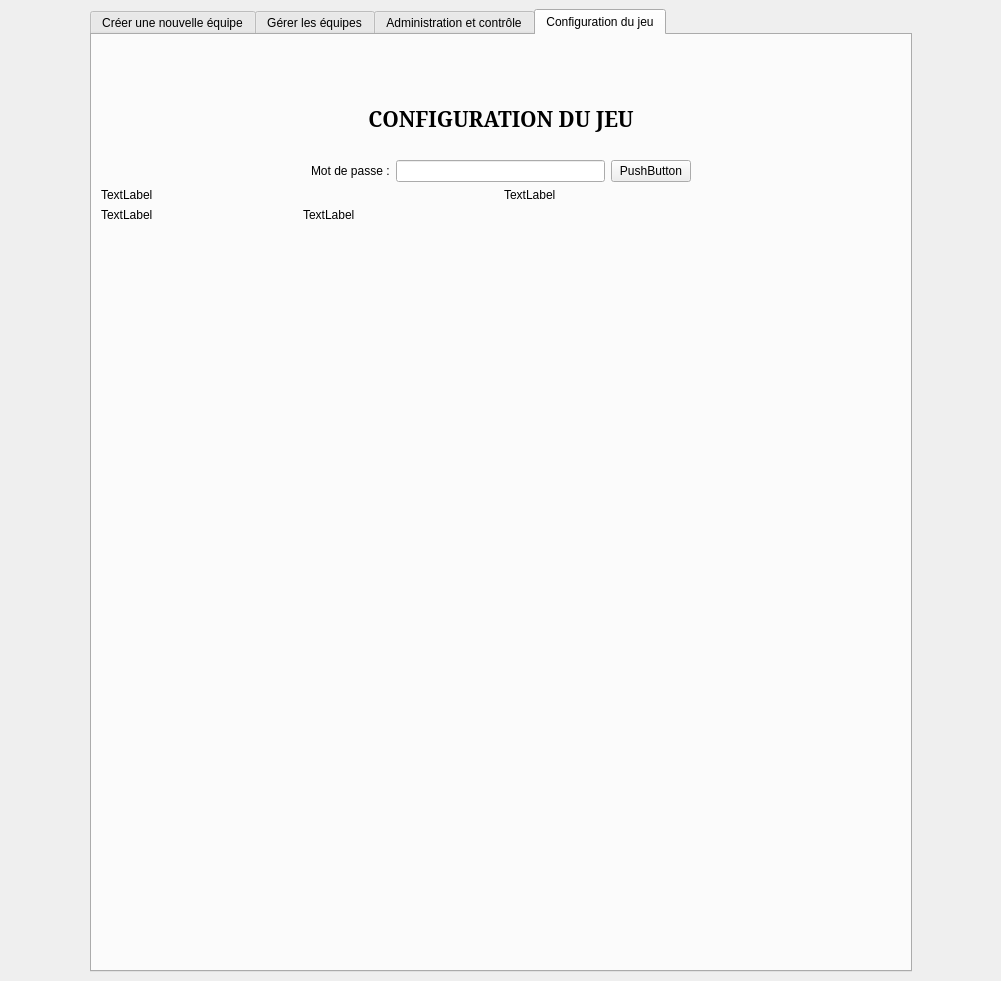
Qt form thecubeivazio/cubegui/cubegui.ui (jwav/thecube-ivazio) before a commit.
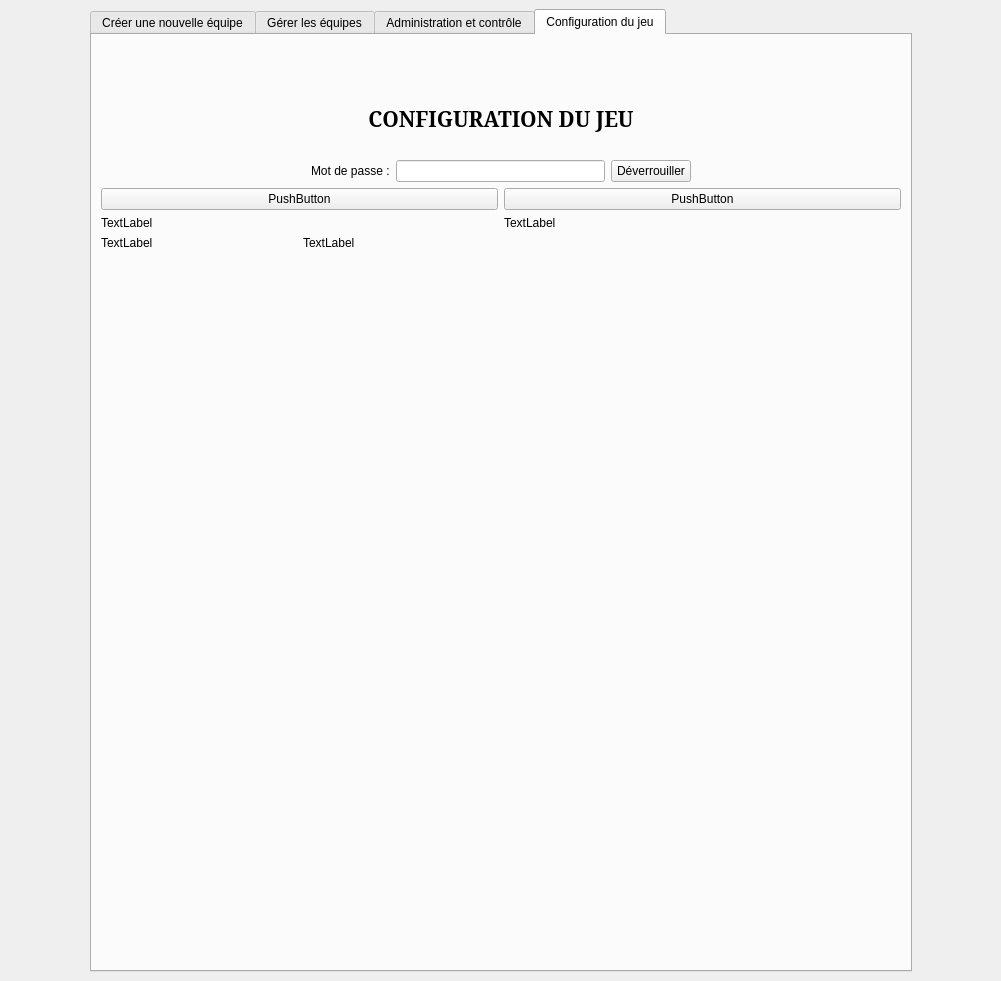
The same form after that commit. The open tabs and pages were chosen to show the change. Icons and pictures are not drawn.

Diff of the .ui file:
```diff
--- a/thecubeivazio/cubegui/cubegui.ui
+++ b/thecubeivazio/cubegui/cubegui.ui
@@ -1477,7 +1477,7 @@
           <item row="0" column="3">
            <widget class="QPushButton" name="btnConfigPassword">
             <property name="text">
-             <string>PushButton</string>
+             <string>Déverrouiller</string>
             </property>
            </widget>
           </item>
@@ -1494,21 +1494,14 @@
          <layout class="QVBoxLayout" name="verticalLayoutAdminMain">
           <item>
            <layout class="QGridLayout" name="gridLayout_9">
-            <item row="0" column="1">
+            <item row="1" column="1">
              <widget class="QLabel" name="label_6">
               <property name="text">
                <string>TextLabel</string>
               </property>
              </widget>
             </item>
-            <item row="0" column="0">
-             <widget class="QLabel" name="label_4">
-              <property name="text">
-               <string>TextLabel</string>
-              </property>
-             </widget>
-            </item>
-            <item row="1" column="0">
+            <item row="2" column="0">
              <layout class="QGridLayout" name="gridLayout_10">
               <item row="0" column="0">
                <widget class="QLabel" name="label_7">
@@ -1526,6 +1519,27 @@
               </item>
              </layout>
             </item>
+            <item row="1" column="0">
+             <widget class="QLabel" name="label_4">
+              <property name="text">
+               <string>TextLabel</string>
+              </property>
+             </widget>
+            </item>
+            <item row="0" column="0">
+             <widget class="QPushButton" name="pushButton">
+              <property name="text">
+               <string>PushButton</string>
+              </property>
+             </widget>
+            </item>
+            <item row="0" column="1">
+             <widget class="QPushButton" name="pushButton_2">
+              <property name="text">
+               <string>PushButton</string>
+              </property>
+             </widget>
+            </item>
            </layout>
           </item>
           <item>
```
Left out of the diff: 2 changed lines with no effect on the pictures.
